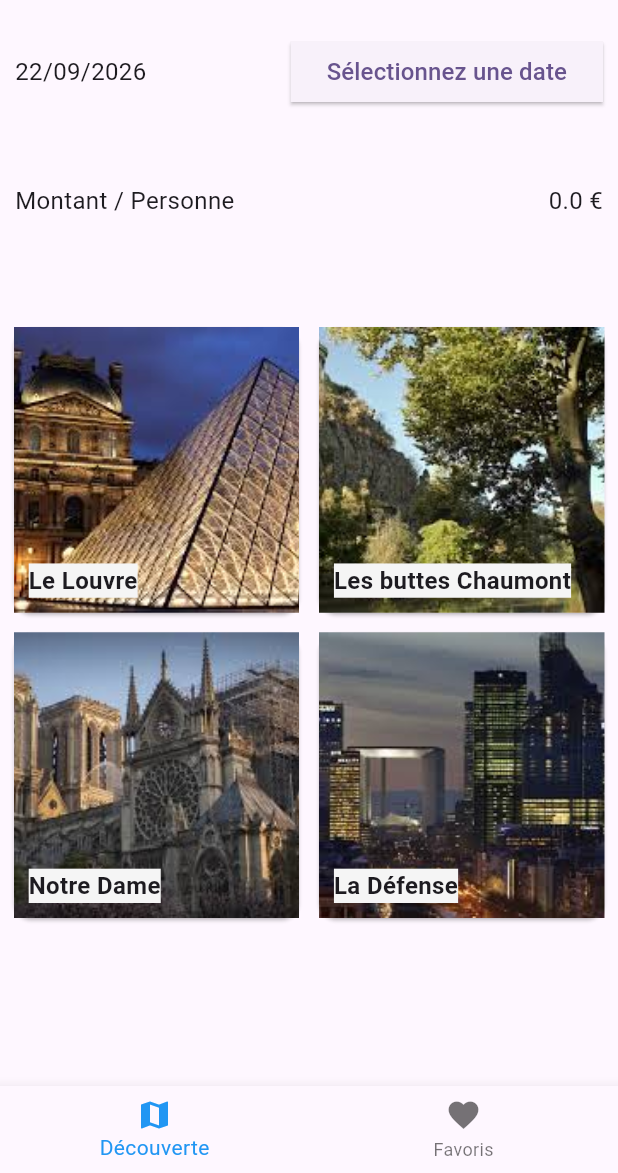
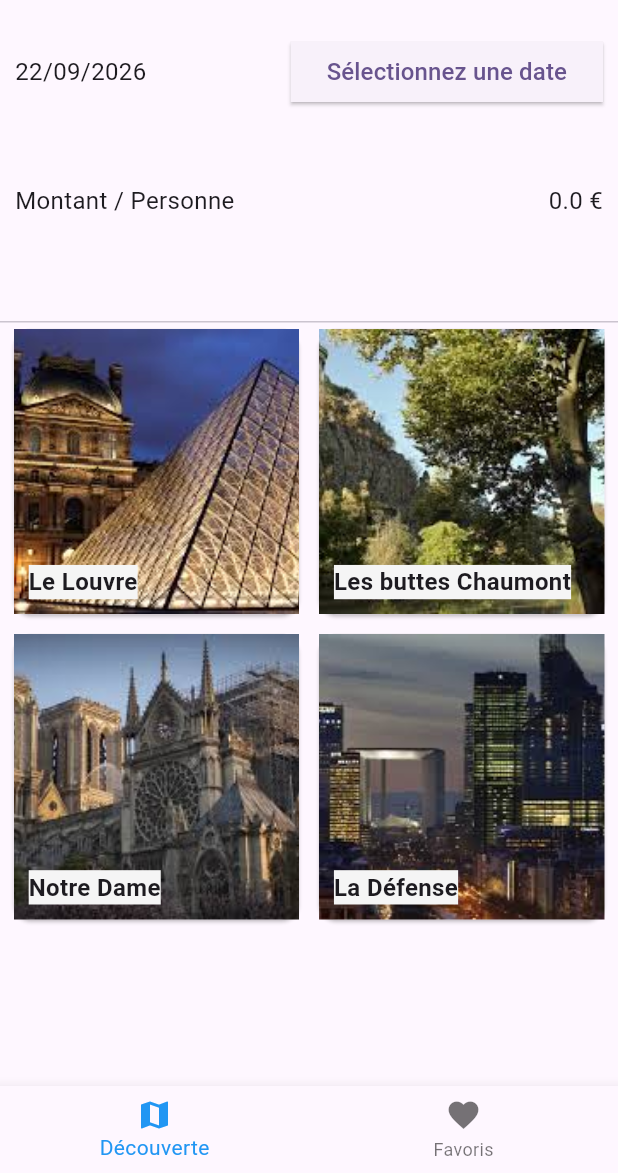
Before and after one commit to johannesmadja/dyma_app, a Flutter app: the CityPage screen opened directly with sample values from the repository, on a phone screen of 412 x 824 dp, the part 63-1236 px from its top. Run offline on Flutter 3.47's test engine with Material 3 defaults, Android fonts, the phone set to English and light mode, and no system bars.

Commit message:
CH9 L7 (Responsive implement)

```diff
--- a/lib/features/cities/presentation/pages/city_page.dart
+++ b/lib/features/cities/presentation/pages/city_page.dart
@@ -1,5 +1,6 @@
 import 'package:dyma_app/features/cities/data/models/activities_mock.dart';
 import 'package:dyma_app/features/cities/domain/entities/City.dart';
+import 'package:dyma_app/features/cities/presentation/widgets/ResponsiveTravelLayout.dart';
 import 'package:dyma_app/features/trip/domain/entities/trip.dart';
 import 'package:dyma_app/features/trip/presentation/widgets/trip_overview.dart';
 import 'package:flutter/material.dart';
@@ -95,11 +96,9 @@ class _CityPageState extends State<CityPage> {
       appBar: AppBar(
         title: Text(activities.isNotEmpty ? activities.first.city.name : ''),
       ),
-      body: Column(
-        children: [
-          TripOverview(trip: my_trip, setDate: setDate),
-          Expanded(
-            child: _selectedIndex == 0
+      body: ResponsiveTravelLayout(
+        summary: TripOverview(trip: my_trip, setDate: setDate),
+        activities: _selectedIndex == 0
             ? ActivityList(
                 activities: activities,
                 selectedActivities: my_trip.activityIds,
@@ -110,8 +109,24 @@ class _CityPageState extends State<CityPage> {
                 onDelete: deleteActivity,
               ),
       ),
-        ],
-      ),
+
+      // Column(
+      //   children: [
+      //     TripOverview(trip: my_trip, setDate: setDate),
+      //     Expanded(
+      //       child: _selectedIndex == 0
+      //           ? ActivityList(
+      //               activities: activities,
+      //               selectedActivities: my_trip.activityIds,
+      //               toggleSelectedActivity: toggleSelectedActivity,
+      //             )
+      //           : TripActivityList(
+      //               activities: activitiesForTrip,
+      //               onDelete: deleteActivity,
+      //             ),
+      //     ),
+      //   ],
+      // ),
       bottomNavigationBar: BottomNavigationBar(
         selectedItemColor: Colors.blue,
         currentIndex: _selectedIndex,
--- /dev/null
+++ b/lib/features/cities/presentation/widgets/ResponsiveTravelLayout.dart
@@ -0,0 +1,32 @@
+import 'package:flutter/material.dart';
+
+class ResponsiveTravelLayout extends StatelessWidget {
+  const ResponsiveTravelLayout({
+    required this.summary,
+    required this.activities,
+    super.key,
+  });
+
+  final Widget summary;
+  final Widget activities;
+
+  @override
+  Widget build(BuildContext context) {
+    final double availableWidth = MediaQuery.widthOf(context);
+    final bool isWide = availableWidth >= 700;
+
+    return Flex(
+      key: const ValueKey<String>('travel-layout'),
+      direction: isWide ? Axis.horizontal : Axis.vertical,
+      crossAxisAlignment: CrossAxisAlignment.stretch,
+      children: [
+        SizedBox(width: isWide ? availableWidth * 0.4 : null, child: summary),
+        if (isWide)
+          const VerticalDivider(width: 1)
+        else
+          const Divider(height: 1),
+        Expanded(child: activities),
+      ],
+    );
+  }
+}
```
Lines whose indentation alone changed are shown as unchanged.
